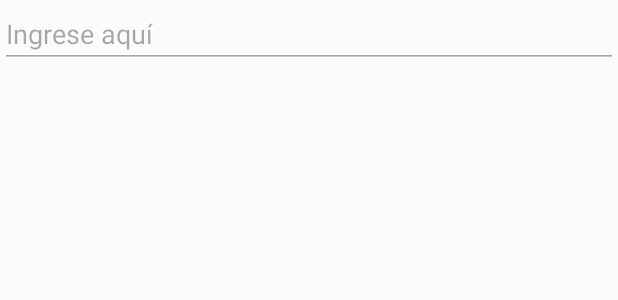
After one commit to irecalfer/DiverseConnecta, an Android app: the layout item_no_pautas.xml on its own in the app's theme, with its tools: preview values and no code run, on a phone screen of 412 x 824 dp. The commit adds this screen. Shown: the top 300 px of the screen. Run offline under Robolectric (Android 15) with nearby library versions, the phone set to English and light mode, and no system bars; network calls fail.

Commit message:
Añadido que si no hautas editText dinámico, falta implementar lo mismo en anatómicos

```diff
--- a/app/src/main/res/layout/fragment_residentes.xml
+++ b/app/src/main/res/layout/fragment_pacientes.xml
@@ -36,7 +36,7 @@
         app:layout_constraintGuide_end="32dp" />
 
     <SearchView
-        android:id="@+id/searchResidentes"
+        android:id="@+id/searchPacientes"
         android:layout_width="0dp"
         android:layout_height="wrap_content"
         android:layout_marginTop="16dp"
@@ -47,13 +47,13 @@
 
 
     <androidx.recyclerview.widget.RecyclerView
-        android:id="@+id/recyclerViewResidentes"
+        android:id="@+id/recyclerViewPacientes"
         android:layout_width="0dp"
         android:layout_height="0dp"
         app:layout_constraintBottom_toTopOf="@+id/guidelineHorBot"
         app:layout_constraintEnd_toStartOf="@+id/guidelineVertDer"
         app:layout_constraintStart_toEndOf="@+id/guidelineVertIzq"
-        app:layout_constraintTop_toBottomOf="@+id/searchResidentes"
+        app:layout_constraintTop_toBottomOf="@+id/searchPacientes"
         tools:listitem="@layout/card_layout_residentes" />
 
 
--- /dev/null
+++ b/app/src/main/res/layout/item_no_pautas.xml
@@ -0,0 +1,15 @@
+<?xml version="1.0" encoding="utf-8"?>
+<RelativeLayout xmlns:android="http://schemas.android.com/apk/res/android"
+    android:layout_width="match_parent"
+    android:layout_height="wrap_content">
+
+    <com.google.android.material.textfield.TextInputEditText
+        android:id="@+id/edit_text_no_pautas"
+        android:layout_width="match_parent"
+        android:layout_height="wrap_content"
+        android:enabled="false"
+        android:textColor="@color/md_theme_black"
+        android:hint="Ingrese aquí"
+        android:inputType="text" />
+
+</RelativeLayout>
```
Also changed, not shown: app/src/main/java/com/calferinnovate/mediconnecta/Adaptadores/PacientesAdapter.java (+21 -0 lines), app/src/main/java/com/calferinnovate/mediconnecta/Adaptadores/PautasAdapter.java (+31 -4 lines), app/src/main/java/com/calferinnovate/mediconnecta/Home/Fragments/PacientesFragment.java (+33 -7 lines), app/src/main/java/com/calferinnovate/mediconnecta/Home/Fragments/Residentes/PautasPacientesGeriatriaFragment.java (+9 -14 lines), app/src/main/java/com/calferinnovate/mediconnecta/Home/Fragments/Residentes/PautasSaludMentalPacientesFragment.java (+9 -2 lines).
